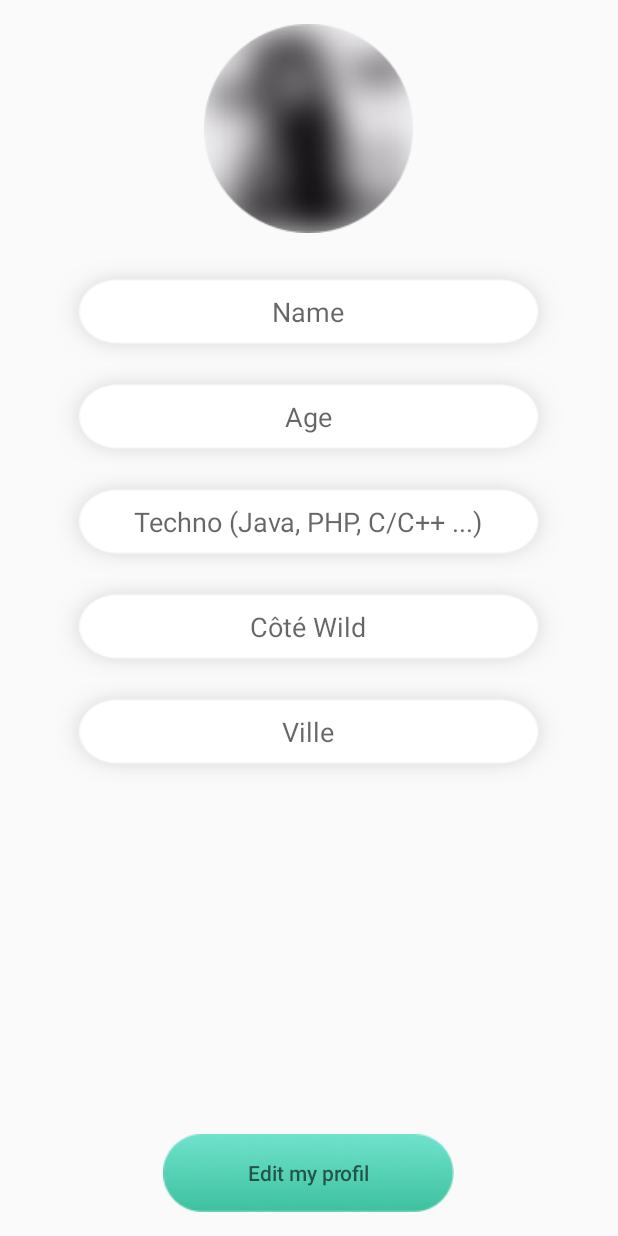
After one commit to Mathieurgrd/MeetUs, an Android app: the CreateProfilActivity screen opened directly, with no data from a screen before it, on a phone screen of 412 x 824 dp. The commit adds this screen. Run offline under Robolectric (Android 15) with nearby library versions, the phone set to English and light mode, and no system bars; 1 statement that could not run was skipped.

Commit message:
View Pager and 1st Merge

```diff
--- a/app/build.gradle
+++ b/app/build.gradle
@@ -44,4 +44,6 @@ dependencies {
 
 
 
+
+
 apply plugin: 'com.google.gms.google-services'
--- /dev/null
+++ b/app/src/main/java/com/example/mathieu/meetus/CreateProfilActivity.java
@@ -0,0 +1,80 @@
+package com.example.mathieu.meetus;
+
+import android.content.Context;
+import android.content.Intent;
+import android.os.Bundle;
+import android.support.v7.app.AppCompatActivity;
+import android.view.View;
+import android.widget.Button;
+import android.widget.EditText;
+import android.widget.ImageView;
+import android.widget.Toast;
+
+public class CreateProfilActivity extends AppCompatActivity {
+
+
+
+    Button buttonProfil;
+    EditText editTextName;
+    EditText editTextAge;
+    EditText editTextTechno;
+    EditText editTextWild;
+    EditText editTextVille;
+    Toast toast;
+    int Toastduration;
+    Context context;
+    ImageView imageViewProfil;
+
+    public final static String EXTRA_REQUEST = "Bienvenue";
+
+    @Override
+    protected void onCreate(Bundle savedInstanceState) {
+        super.onCreate(savedInstanceState);
+        setContentView(R.layout.activity_create_profil);
+
+
+
+
+        buttonProfil = (Button) findViewById(R.id.buttonProfil);
+        editTextName = (EditText) findViewById(R.id.editTextName);
+        editTextAge = (EditText) findViewById(R.id.editTextAge);
+        editTextTechno = (EditText) findViewById(R.id.editTextTechno);
+        editTextWild = (EditText) findViewById(R.id.editTextWild);
+        editTextVille = (EditText) findViewById(R.id.editTextVille);
+        toast = Toast.makeText(context, getString(R.string.toastCreateProfil), Toastduration);
+        context = getApplicationContext();
+        Toastduration = Toast.LENGTH_SHORT;
+        imageViewProfil = (ImageView) findViewById(R.id.PhotoProfil);
+
+
+        buttonProfil.setOnClickListener(new View.OnClickListener() {
+            @Override
+            public void onClick(View v) {
+                if (editTextName.length() != 0 && editTextAge.length() != 0 && editTextTechno.length() != 0 && editTextWild.length() != 0 && editTextVille.length() != 0) {
+
+
+                    String userNameString = editTextName.getText().toString();
+
+
+                    UserProfileName myName = new UserProfileName(userNameString);
+                    Intent myIntent = new Intent(CreateProfilActivity.this, ProfilWelcome.class);
+
+                    myIntent.putExtra(CreateProfilActivity.EXTRA_REQUEST, myName);
+                    startActivity(myIntent);
+
+                }
+                else {
+                    Context context = getApplicationContext();
+                    CharSequence text = getString(R.string.toastCreateProfil);
+                    int duration = Toast.LENGTH_SHORT;
+
+                    Toast toast = Toast.makeText(context, text, duration);
+                    toast.show();
+                }
+            }
+        });
+    }
+
+
+
+}
--- /dev/null
+++ b/app/src/main/res/layout/activity_create_profil.xml
@@ -0,0 +1,99 @@
+<?xml version="1.0" encoding="utf-8"?>
+<RelativeLayout xmlns:android="http://schemas.android.com/apk/res/android"
+    xmlns:app="http://schemas.android.com/apk/res-auto"
+    xmlns:tools="http://schemas.android.com/tools"
+    android:id="@+id/activity_create_profil"
+    android:layout_width="match_parent"
+    android:layout_height="match_parent"
+    android:paddingBottom="@dimen/activity_vertical_margin"
+    android:paddingLeft="@dimen/activity_horizontal_margin"
+    android:paddingRight="@dimen/activity_horizontal_margin"
+    android:paddingTop="@dimen/activity_vertical_margin"
+    tools:context="com.example.mathieu.meetus.CreateProfilActivity">
+
+
+
+
+    <EditText
+        android:layout_width="wrap_content"
+        android:layout_height="70dp"
+        android:inputType="textPersonName"
+        android:background="@drawable/text_d"
+        android:hint="Techno (Java, PHP, C/C++ ...)"
+        android:ems="10"
+        android:id="@+id/editTextTechno"
+        android:layout_below="@+id/editTextAge"
+        android:layout_alignLeft="@+id/editTextWild"
+        android:layout_alignStart="@+id/editTextWild"
+        android:gravity="center_vertical|center" />
+
+
+    <EditText
+        android:layout_width="wrap_content"
+        android:layout_height="70dp"
+        android:inputType="textPersonName"
+        android:background="@drawable/text_d"
+        android:hint="Age"
+        android:ems="10"
+        android:id="@+id/editTextAge"
+        android:gravity="center_vertical|center"
+        android:layout_below="@+id/editTextName"
+        android:layout_alignLeft="@+id/editTextTechno"
+        android:layout_alignStart="@+id/editTextTechno" />
+
+    <ImageView
+        android:layout_width="wrap_content"
+        android:layout_height="wrap_content"
+        app:srcCompat="@drawable/photo"
+        android:id="@+id/PhotoProfil"
+        android:layout_alignParentTop="true"
+        android:layout_centerHorizontal="true" />
+
+    <EditText
+        android:layout_width="wrap_content"
+        android:layout_height="70dp"
+        android:inputType="textPersonName"
+        android:hint="Ville"
+        android:background="@drawable/text_d"
+        android:ems="10"
+        android:id="@+id/editTextVille"
+        android:gravity="center_vertical|center"
+        android:layout_below="@+id/editTextWild"
+        android:layout_alignLeft="@+id/editTextWild"
+        android:layout_alignStart="@+id/editTextWild" />
+
+    <EditText
+        android:layout_width="wrap_content"
+        android:layout_height="70dp"
+        android:inputType="textPersonName"
+        android:background="@drawable/text_d"
+        android:hint="Côté Wild"
+        android:ems="10"
+        android:id="@+id/editTextWild"
+        android:gravity="center_vertical|center"
+        android:layout_below="@+id/editTextTechno"
+        android:layout_centerHorizontal="true" />
+
+    <EditText
+        android:layout_width="wrap_content"
+        android:layout_height="70dp"
+        android:inputType="textPersonName"
+        android:background="@drawable/text_d"
+        android:hint="Name"
+        android:ems="10"
+        android:layout_marginTop="17dp"
+        android:id="@+id/editTextName"
+        android:gravity="center_vertical|center_horizontal"
+        android:layout_below="@+id/PhotoProfil"
+        android:layout_alignLeft="@+id/editTextAge"
+        android:layout_alignStart="@+id/editTextAge" />
+
+    <Button
+        android:hint="Edit my profil"
+        android:layout_width="wrap_content"
+        android:layout_height="wrap_content"
+        android:background="@drawable/start"
+        android:id="@+id/buttonProfil"
+        android:layout_alignParentBottom="true"
+        android:layout_centerHorizontal="true" />
+</RelativeLayout>
--- a/app/src/main/res/layout/fragment_screen_slide_page.xml
+++ b/app/src/main/res/layout/fragment_screen_slide_page.xml
@@ -1,8 +1,7 @@
 <FrameLayout xmlns:android="http://schemas.android.com/apk/res/android"
     xmlns:tools="http://schemas.android.com/tools"
     android:layout_width="match_parent"
-    android:layout_height="match_parent"
-    tools:context="com.example.mathieu.meetus.ScreenSlidePageFragment">
+    android:layout_height="match_parent">
 
     <!-- TODO: Update blank fragment layout -->
     <TextView
```
Also changed, not shown: app/src/main/AndroidManifest.xml (+11 -7 lines), app/src/main/java/com/example/mathieu/meetus/GuessGame.java (added, +47 -0 lines), app/src/main/java/com/example/mathieu/meetus/MyProfilFragment.java (+16 -84 lines), app/src/main/java/com/example/mathieu/meetus/ProfilWelcome.java (added, +27 -0 lines), app/src/main/java/com/example/mathieu/meetus/ScreenSlideActivity.java (+7 -7 lines), app/src/main/java/com/example/mathieu/meetus/TutorielFragment.java (added, +45 -0 lines), app/src/main/java/com/example/mathieu/meetus/UserProfileName.java (added, +49 -0 lines), app/src/main/res/layout/fragment_guess_game.xml (added, +17 -0 lines), app/src/main/res/layout/fragment_tutoriel.xml (added, +36 -0 lines), app/src/main/res/layout/layout_welcome.xml (added, +60 -0 lines), app/src/main/res/values/strings.xml (+7 -1 lines), app/src/main/res/drawable/photo.png (added), app/src/main/res/drawable/signup.png (deleted), app/src/main/res/drawable/start.png (added), 1 more files, 2 other files.
